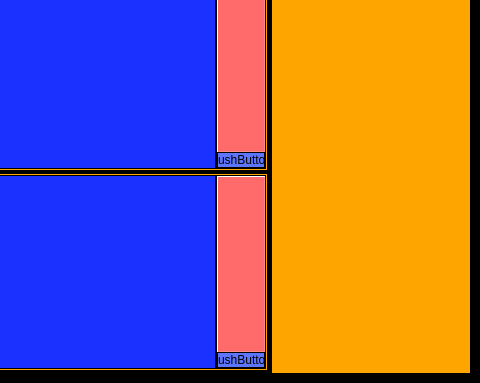
Qt form Qt Creator/Mainwindow_grafico.ui (Mixer97/tesi_triennale) before a commit; both pictures show x 640 to 1120 and y 281 to 664 of the 1120 by 664 pixel window.
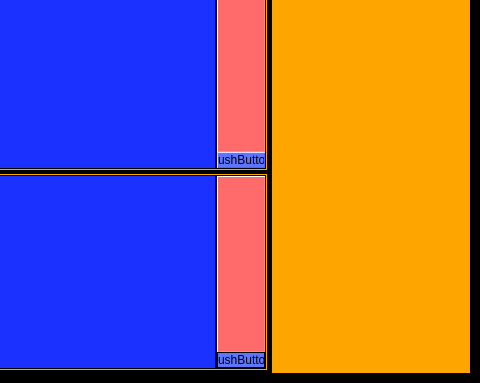
The same form after that commit. The open tabs and pages were chosen to show the change. Custom widgets are drawn as their Qt base class.

What changed in the file:
```diff
--- a/Qt Creator/Mainwindow_grafico.ui
+++ b/Qt Creator/Mainwindow_grafico.ui
@@ -513,7 +513,9 @@
                       </property>
                       <property name="styleSheet">
                        <string notr="true">QPushButton{
-	border-width: 1px;
+	border-style: outset;
+    border-width: 1px;
+    border-color:rgb(98, 93, 255);
 	background-color:rgb(93, 117, 255);
 	color: rgb(0, 0, 0);
 }
```
Left out of the diff: 4 changed lines with no effect on the pictures.
